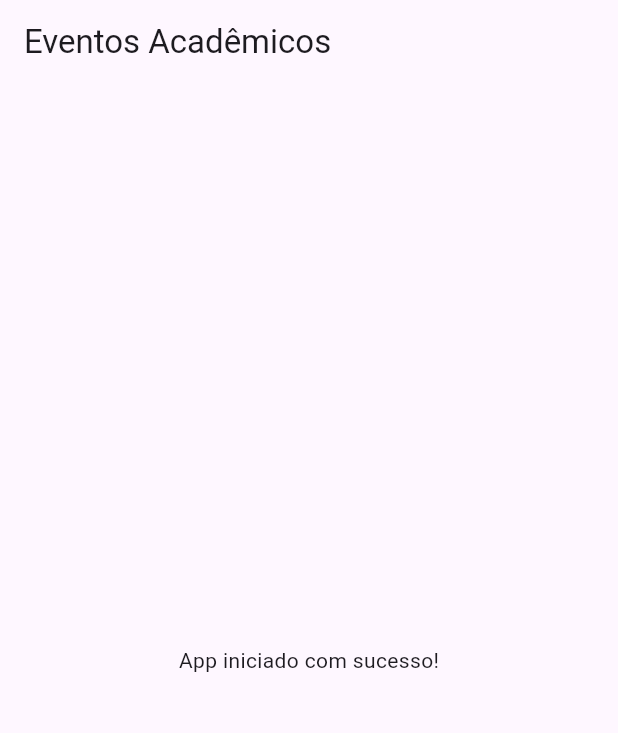
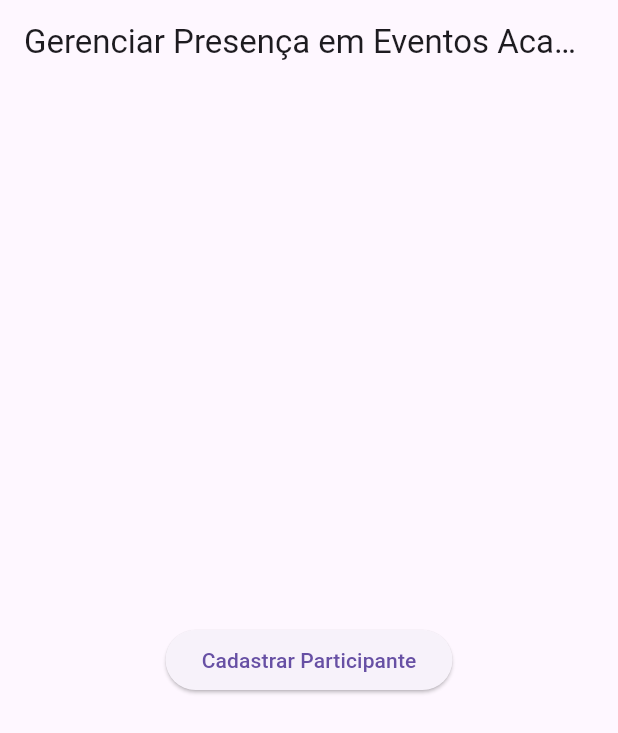
Before and after one commit to Isaq-11/frequency-and-checkin-control, a Flutter app: the screen it shows after launch, on a phone screen of 412 x 824 dp. Shown: the top 733 px of the screen. Run offline on Flutter 3.47's test engine with Material 3 defaults, Android fonts, the phone set to English and light mode, and no system bars.

Commit message:
test: add test screen and button with navegation

```diff
--- a/lib/frequency_control/main.dart
+++ b/lib/frequency_control/main.dart
@@ -1,4 +1,6 @@
 import 'package:flutter/material.dart';
+import 'package:frequency_control/frequency_control/screens/cadastro_participante_screen.dart';
+import 'package:frequency_control/frequency_control/screens/tela_principal_teste_screen.dart';
 
 void main() {
   runApp(App());
@@ -6,18 +8,33 @@ void main() {
 
 class App extends StatelessWidget {
 
+
   @override
   Widget build(BuildContext context) {
     return MaterialApp(
       title: 'Controle de Frequência',
-      home: Scaffold(
-        appBar: AppBar(
-          title: Text('Eventos Acadêmicos'),
-        ),
-        body: Center(
-          child: Text('App iniciado com sucesso!'),
-        ),
-      ),
+      routes:{
+        '/': (context) => TelaPrincipalTesteScreen(),
+        'cadastro-participante': (context) => CadastroParticipanteScreen(),
+      }
     );
   }
+
+
+
+  // TELA PRINCIPAL DE TESTE !!!!!
+  // @override
+  // Widget build(BuildContext context) {
+  //   return MaterialApp(
+  //     title: 'Controle de Frequência',
+  //     home: Scaffold(
+  //       appBar: AppBar(
+  //         title: Text('Eventos Acadêmicos'),
+  //       ),
+  //       body: Center(
+  //         child: Text('App iniciado com sucesso!'),
+  //       ),
+  //     ),
+  //   );
+  // }
 }
--- /dev/null
+++ b/lib/frequency_control/screens/tela_principal_teste_screen.dart
@@ -0,0 +1,21 @@
+import 'package:flutter/material.dart';
+
+class TelaPrincipalTesteScreen extends StatelessWidget{
+
+  @override
+  Widget build(BuildContext context){
+    return Scaffold(
+      appBar: AppBar(
+        title: Text('Gerenciar Presença em Eventos Acadêmicos'),
+      ),
+      body: Center(
+        child: ElevatedButton(
+          onPressed: () {
+            Navigator.pushNamed(context, 'cadastro-participante');
+          },
+          child: Text('Cadastrar Participante'),
+        )
+      )
+    );
+  }
+}
```
